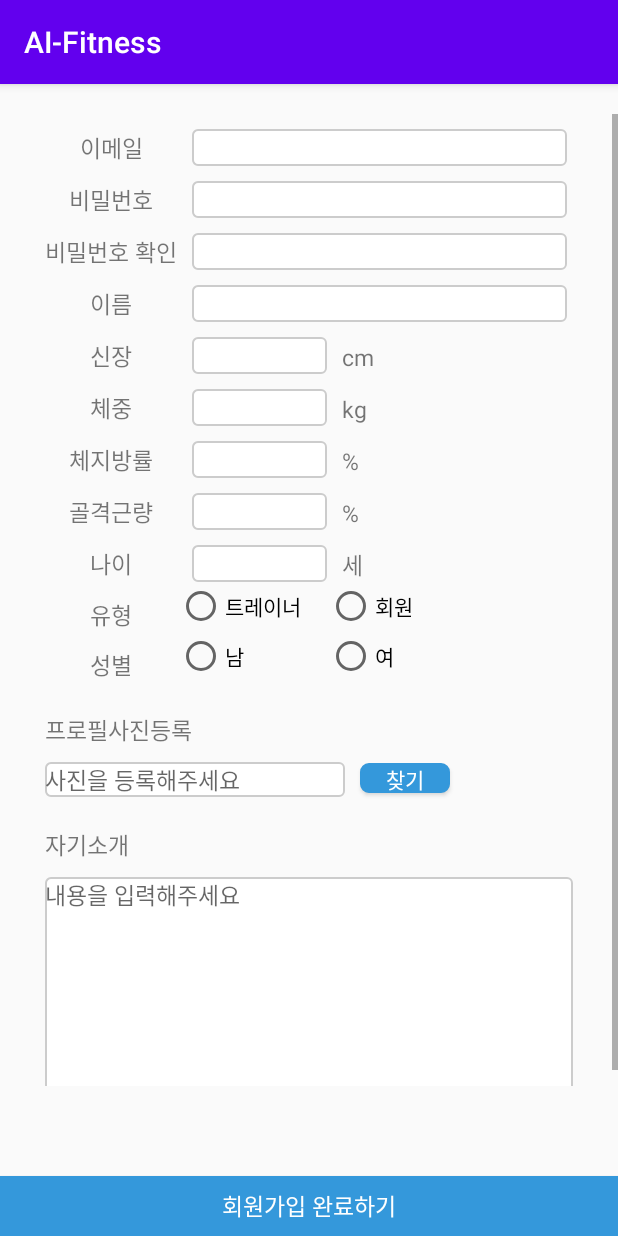
After one commit to Ohrotan/AI-Fitness, an Android app: the SignupActivity screen opened directly, with no data from a screen before it, on a phone screen of 412 x 824 dp. The commit adds this screen. Run offline under Robolectric (Android 15) with nearby library versions, the phone set to English and light mode, and no system bars.

Commit message:
회원가입 액티비티 추가함

```diff
--- a/app/src/main/AndroidManifest.xml
+++ b/app/src/main/AndroidManifest.xml
@@ -9,7 +9,8 @@
         android:roundIcon="@mipmap/ic_launcher_round"
         android:supportsRtl="true"
         android:theme="@style/AppTheme">
-        <activity android:name=".LoginActivity"></activity>
+        <activity android:name=".SignupActivity"></activity>
+        <activity android:name=".LoginActivity" />
         <activity android:name=".DayExrProgramRegActivity" />
         <activity android:name=".ExrProgramRegActivity" />
         <activity android:name=".MainActivity">
--- a/app/src/main/java/kr/ssu/ai_fitness/LoginActivity.java
+++ b/app/src/main/java/kr/ssu/ai_fitness/LoginActivity.java
@@ -41,16 +41,16 @@ public class LoginActivity extends AppCompatActivity {
                 startActivity(intent);  //액티비티 이동
             }
         });
-//
-//        //계정생성 버튼 클릭
-//        btn_signup.setOnClickListener(new View.OnClickListener() {
-//            @Override
-//            public void onClick(View view) {
-//
-//                Intent intent = new Intent(LoginActivity.this, SignupActivity.class);    //계정 생성 화면으로 넘어가도록 설정
-//                startActivity(intent);
-//
-//            }
-//        });
+
+        //계정생성 버튼 클릭
+        btn_signup.setOnClickListener(new View.OnClickListener() {
+            @Override
+            public void onClick(View view) {
+
+                Intent intent = new Intent(LoginActivity.this, SignupActivity.class);    //계정 생성 화면으로 넘어가도록 설정
+                startActivity(intent);
+
+            }
+        });
     }
 }
--- a/app/src/main/java/kr/ssu/ai_fitness/MainActivity.java
+++ b/app/src/main/java/kr/ssu/ai_fitness/MainActivity.java
@@ -109,6 +109,7 @@ public class MainActivity extends AppCompatActivity {
         } else if (v == btn16) {
             intent = new Intent(this, LoginActivity.class);
         } else if (v == btn17) {
+            intent = new Intent(this, SignupActivity.class);
         } else if (v == btn18) {
         } else if (v == btn19) {
         } else if (v == btn20) {
--- /dev/null
+++ b/app/src/main/java/kr/ssu/ai_fitness/SignupActivity.java
@@ -0,0 +1,92 @@
+package kr.ssu.ai_fitness;
+
+import androidx.appcompat.app.AppCompatActivity;
+
+import android.content.Intent;
+import android.os.Bundle;
+import android.view.View;
+import android.widget.Button;
+import android.widget.EditText;
+import android.widget.RadioGroup;
+import android.widget.Toast;
+
+public class SignupActivity extends AppCompatActivity {
+
+    private EditText et_signup_email;           //이메일
+    private EditText et_signup_password;        //비밀번호
+    private EditText et_signup_password_check;  //비밀번호 확인
+    private EditText et_signup_name;            //이름
+    private EditText et_signup_height;          //신장
+    private EditText et_signup_weight;          //체중
+    private EditText et_signup_fat;             //체지방량
+    private EditText et_signup_muscle;          //골격근량
+    private EditText et_signup_age;             //나이
+
+    private RadioGroup rg_signup_trainer_check; //트레이너 여부
+    private RadioGroup rg_signup_gender;        //성별
+
+    private EditText et_signup_photo_path;      //프사 경로
+    private Button btn_signup_photo_path;       //프사 찾기 버튼
+
+    private EditText et_signup_intro;           //자기소개
+
+    private Button btn_signup_complete;         //회원가입 완료 버튼
+
+
+    @Override
+    protected void onCreate(Bundle savedInstanceState) {
+        super.onCreate(savedInstanceState);
+        setContentView(R.layout.activity_signup);
+
+        et_signup_email = (EditText)findViewById(R.id.et_signup_email);
+        et_signup_password = (EditText)findViewById(R.id.et_signup_password);
+        et_signup_password_check = (EditText)findViewById(R.id.et_signup_password_check);
+        et_signup_name = (EditText)findViewById(R.id.et_signup_name);
+        et_signup_height = (EditText)findViewById(R.id.et_signup_height);
+        et_signup_weight = (EditText)findViewById(R.id.et_signup_weight);
+        et_signup_fat = (EditText)findViewById(R.id.et_signup_fat);
+        et_signup_muscle = (EditText)findViewById(R.id.et_signup_muscle);
+        et_signup_age = (EditText)findViewById(R.id.et_signup_age);
+
+        rg_signup_trainer_check = (RadioGroup)findViewById(R.id.rg_signup_trainer_check);
+        rg_signup_gender = (RadioGroup)findViewById(R.id.rg_signup_gender);
+
+        et_signup_photo_path = (EditText)findViewById(R.id.et_signup_photo_path);
+        btn_signup_photo_path = (Button)findViewById(R.id.btn_signup_photo_path);
+
+        et_signup_intro = (EditText)findViewById(R.id.et_signup_intro);
+
+        btn_signup_complete = (Button)findViewById(R.id.btn_signup_complete);
+
+
+        //회원가입 완료 버튼 클릭
+        btn_signup_complete.setOnClickListener(new View.OnClickListener() {
+            @Override
+            public void onClick(View view) {
+                //회원이 입력한 내용을 가져옴
+                String email = et_signup_email.getText().toString();
+//                String passwaord = et_signup_password.getText().toString();
+//                String passwaord_check = et_signup_password_check.getText().toString();
+//                String name = et_signup_name.getText().toString();
+//                double height = Double.parseDouble(et_signup_height.getText().toString());
+//                double weight = Double.parseDouble(et_signup_weight.getText().toString());
+//                double fat = Double.parseDouble(et_signup_fat.getText().toString());
+//                double muscle = Double.parseDouble(et_signup_muscle.getText().toString());
+//                int age = Integer.parseInt(et_signup_age.getText().toString());
+
+                //*****password와 password_check가 같지않으면 다시 입력하도록 해야함
+
+                //*****입력한 내용들을 서버로 넘겨줘야함
+
+                //*****가입 성공하면 계정(회원, 트레이너, 관리자)에 따라서 메인화면 다르게 넘겨줘야함
+                Toast.makeText(getApplicationContext(), "회원 등록에 성공했습니다.", Toast.LENGTH_SHORT).show();  //가입 성공 토스트 메시지
+                Intent intent = new Intent(SignupActivity.this, MainActivity.class);   //트레이너 메인화면으로 넘어가도록 설정
+                intent.putExtra("email",email);     //전달할 데이터 담기
+                startActivity(intent);  //액티비티 이동
+                finish();
+
+                //*****가입 실패하면 토스트 메시지나 기타 등등 처리해줘야함
+            }
+        });
+    }
+}
--- a/app/src/main/res/layout/activity_main.xml
+++ b/app/src/main/res/layout/activity_main.xml
@@ -157,56 +157,56 @@
                     android:layout_width="match_parent"
                     android:layout_height="wrap_content"
                     android:onClick="onClick"
-                    android:text="로그인" />
+                    android:text="로그인+회원가입" />
 
                 <Button
                     android:id="@+id/button17"
                     android:layout_width="match_parent"
                     android:layout_height="wrap_content"
                     android:onClick="onClick"
-                    android:text="Button" />
+                    android:text="회원가입" />
 
                 <Button
                     android:id="@+id/button18"
                     android:layout_width="match_parent"
                     android:layout_height="wrap_content"
                     android:onClick="onClick"
-                    android:text="Button" />
+                    android:text="회원-메인화면" />
 
                 <Button
                     android:id="@+id/button19"
                     android:layout_width="match_parent"
                     android:layout_height="wrap_content"
                     android:onClick="onClick"
-                    android:text="Button" />
+                    android:text="트레-메인화면" />
 
                 <Button
                     android:id="@+id/button20"
                     android:layout_width="match_parent"
                     android:layout_height="wrap_content"
                     android:onClick="onClick"
-                    android:text="Button" />
+                    android:text="회원-운동전 일별" />
 
                 <Button
                     android:id="@+id/button21"
                     android:layout_width="match_parent"
                     android:layout_height="wrap_content"
                     android:onClick="onClick"
-                    android:text="Button" />
+                    android:text="운동후 일별" />
 
                 <Button
                     android:id="@+id/button22"
                     android:layout_width="match_parent"
                     android:layout_height="wrap_content"
                     android:onClick="onClick"
-                    android:text="Button" />
+                    android:text="운동 결과" />
 
                 <Button
                     android:id="@+id/button23"
                     android:layout_width="match_parent"
                     android:layout_height="wrap_content"
                     android:onClick="onClick"
-                    android:text="Button" />
+                    android:text="채팅방목록+채팅방" />
 
                 <TextView
                     android:id="@+id/jr_btn"
--- /dev/null
+++ b/app/src/main/res/layout/activity_signup.xml
@@ -0,0 +1,346 @@
+<?xml version="1.0" encoding="utf-8"?>
+<RelativeLayout xmlns:android="http://schemas.android.com/apk/res/android"
+    xmlns:app="http://schemas.android.com/apk/res-auto"
+    xmlns:tools="http://schemas.android.com/tools"
+    android:layout_width="match_parent"
+    android:layout_height="match_parent"
+    tools:context=".SignupActivity">
+
+    <ScrollView
+        android:layout_width="match_parent"
+        android:layout_height="match_parent"
+        android:layout_above="@id/btn_signup_complete"
+        android:layout_marginTop="20dp">
+
+        <GridLayout
+            android:layout_width="match_parent"
+            android:layout_height="wrap_content"
+            android:columnCount="4">
+
+            <TextView
+                android:layout_columnSpan="1"
+                android:layout_gravity="fill"
+                android:layout_marginLeft="30dp"
+                android:layout_marginTop="10dp"
+                android:gravity="center"
+                android:text="이메일"
+                android:textSize="15sp" />
+
+            <EditText
+                android:id="@+id/et_signup_email"
+                android:layout_width="250dp"
+                android:layout_columnSpan="3"
+                android:layout_marginLeft="10dp"
+                android:layout_marginTop="10dp"
+                android:background="@drawable/edittext_background1"
+                android:inputType="textEmailAddress"
+                android:singleLine="true" />
+
+            <TextView
+                android:layout_columnSpan="1"
+                android:layout_gravity="fill"
+                android:layout_marginLeft="30dp"
+                android:layout_marginTop="10dp"
+                android:gravity="center"
+                android:text="비밀번호"
+                android:textSize="15sp" />
+
+            <EditText
+                android:id="@+id/et_signup_password"
+                android:layout_width="250dp"
+                android:layout_columnSpan="3"
+                android:layout_marginLeft="10dp"
+                android:layout_marginTop="10dp"
+                android:background="@drawable/edittext_background1"
+                android:inputType="textPassword"
+                android:singleLine="true" />
+
+            <TextView
+                android:layout_columnSpan="1"
+                android:layout_gravity="fill"
+                android:layout_marginLeft="30dp"
+                android:layout_marginTop="10dp"
+                android:gravity="center"
+                android:text="비밀번호 확인"
+                android:textSize="15sp" />
+
+            <EditText
+                android:id="@+id/et_signup_password_check"
+                android:layout_width="250dp"
+                android:layout_columnSpan="3"
+                android:layout_marginLeft="10dp"
+                android:layout_marginTop="10dp"
+                android:background="@drawable/edittext_background1"
+                android:inputType="textPassword"
+                android:singleLine="true" />
+
+            <TextView
+                android:layout_columnSpan="1"
+                android:layout_gravity="fill"
+                android:layout_marginLeft="30dp"
+                android:layout_marginTop="10dp"
+                android:gravity="center"
+                android:text="이름"
+                android:textSize="15sp" />
+
+            <EditText
+                android:id="@+id/et_signup_name"
+                android:layout_width="250dp"
+                android:layout_columnSpan="3"
+                android:layout_marginLeft="10dp"
+                android:layout_marginTop="10dp"
+                android:background="@drawable/edittext_background1"
+                android:singleLine="true" />
+
+            <TextView
+                android:layout_columnSpan="1"
+                android:layout_gravity="fill"
+                android:layout_marginLeft="30dp"
+                android:layout_marginTop="10dp"
+                android:gravity="center"
+                android:text="신장"
+                android:textSize="15sp" />
+
+            <EditText
+                android:id="@+id/et_signup_height"
+                android:layout_width="90dp"
+                android:layout_columnSpan="1"
+                android:layout_marginLeft="10dp"
+                android:layout_marginTop="10dp"
+                android:background="@drawable/edittext_background1"
+                android:inputType="numberDecimal"
+                android:singleLine="true" />
+
+            <TextView
+                android:layout_columnSpan="2"
+                android:layout_marginLeft="10dp"
+                android:layout_marginTop="10dp"
+                android:text="cm"
+                android:textSize="15sp" />
+
+            <TextView
+                android:layout_columnSpan="1"
+                android:layout_gravity="fill"
+                android:layout_marginLeft="30dp"
+                android:layout_marginTop="10dp"
+                android:gravity="center"
+                android:text="체중"
+                android:textSize="15sp" />
+
+            <EditText
+                android:id="@+id/et_signup_weight"
+                android:layout_width="90dp"
+                android:layout_columnSpan="1"
+                android:layout_marginLeft="10dp"
+                android:layout_marginTop="10dp"
+                android:background="@drawable/edittext_background1"
+                android:inputType="numberDecimal"
+                android:singleLine="true" />
+
+            <TextView
+                android:layout_columnSpan="2"
+                android:layout_marginLeft="10dp"
+                android:layout_marginTop="10dp"
+                android:text="kg"
+                android:textSize="15sp" />
+
+            <TextView
+                android:layout_columnSpan="1"
+                android:layout_gravity="fill"
+                android:layout_marginLeft="30dp"
+                android:layout_marginTop="10dp"
+                android:gravity="center"
+                android:text="체지방률"
+                android:textSize="15sp" />
+
+            <EditText
+                android:id="@+id/et_signup_fat"
+                android:layout_width="90dp"
+                android:layout_columnSpan="1"
+                android:layout_marginLeft="10dp"
+                android:layout_marginTop="10dp"
+                android:background="@drawable/edittext_background1"
+                android:inputType="numberDecimal"
+                android:singleLine="true" />
+
+            <TextView
+                android:layout_columnSpan="2"
+                android:layout_marginLeft="10dp"
+                android:layout_marginTop="10dp"
+                android:text="%"
+                android:textSize="15sp" />
+
+            <TextView
+                android:layout_columnSpan="1"
+                android:layout_gravity="fill"
+                android:layout_marginLeft="30dp"
+                android:layout_marginTop="10dp"
+                android:gravity="center"
+                android:text="골격근량"
+                android:textSize="15sp" />
+
+            <EditText
+                android:id="@+id/et_signup_muscle"
+                android:layout_width="90dp"
+                android:layout_columnSpan="1"
+                android:layout_marginLeft="10dp"
+                android:layout_marginTop="10dp"
+                android:background="@drawable/edittext_background1"
+                android:inputType="numberDecimal"
+                android:singleLine="true" />
+
+            <TextView
+                android:layout_columnSpan="2"
+                android:layout_marginLeft="10dp"
+                android:layout_marginTop="10dp"
+                android:text="%"
+                android:textSize="15sp" />
+
+            <TextView
+                android:layout_columnSpan="1"
+                android:layout_gravity="fill"
+                android:layout_marginLeft="30dp"
+                android:layout_marginTop="10dp"
+                android:gravity="center"
+                android:text="나이"
+                android:textSize="15sp" />
+
+            <EditText
+                android:id="@+id/et_signup_age"
+                android:layout_width="90dp"
+                android:layout_columnSpan="1"
+                android:layout_marginLeft="10dp"
+                android:layout_marginTop="10dp"
+                android:background="@drawable/edittext_background1"
+                android:inputType="number"
+                android:singleLine="true" />
+
+            <TextView
+                android:layout_columnSpan="2"
+                android:layout_marginLeft="10dp"
+                android:layout_marginTop="10dp"
+                android:text="세"
+                android:textSize="15sp" />
+
+
+            <TextView
+                android:layout_columnSpan="1"
+                android:layout_gravity="fill"
+                android:layout_marginLeft="30dp"
+                android:layout_marginTop="10dp"
+                android:gravity="center"
+                android:text="유형"
+                android:textSize="15sp" />
+
+            <RadioGroup
+                android:id="@+id/rg_signup_trainer_check"
+                android:layout_width="wrap_content"
+                android:layout_height="wrap_content"
+                android:layout_columnSpan="3"
+                android:orientation="horizontal">
+
+                <RadioButton
+                    android:layout_width="100dp"
+                    android:layout_height="wrap_content"
+                    android:text="트레이너" />
+
+                <RadioButton
+                    android:layout_width="100dp"
+                    android:layout_height="wrap_content"
+                    android:text="회원" />
+
+            </RadioGroup>
+
+            <TextView
+                android:layout_columnSpan="1"
+                android:layout_gravity="fill"
+                android:layout_marginLeft="30dp"
+                android:layout_marginTop="10dp"
+                android:gravity="center"
+                android:text="성별"
+                android:textSize="15sp" />
+
+            <RadioGroup
+                android:id="@+id/rg_signup_gender"
+                android:layout_width="wrap_content"
+                android:layout_height="wrap_content"
+                android:layout_columnSpan="3"
+                android:orientation="horizontal">
+
+                <RadioButton
+                    android:layout_width="100dp"
+                    android:layout_height="wrap_content"
+                    android:text="남" />
+
+                <RadioButton
+                    android:layout_width="100dp"
+                    android:layout_height="wrap_content"
+                    android:text="여" />
+
+            </RadioGroup>
+
+            <TextView
+                android:layout_columnSpan="4"
+                android:layout_marginLeft="30dp"
+                android:layout_marginTop="20dp"
+                android:text="프로필사진등록"
+                android:textSize="15sp" />
+
+            <EditText
+                android:id="@+id/et_signup_photo_path"
+                android:layout_width="200dp"
+                android:layout_columnSpan="3"
+                android:layout_marginLeft="30dp"
+                android:layout_marginTop="10dp"
+                android:background="@drawable/edittext_background1"
+                android:hint="사진을 등록해주세요"
+                android:singleLine="true"
+                android:textSize="15sp" />
+
+            <Button
+                android:id="@+id/btn_signup_photo_path"
+                android:layout_width="60dp"
+                android:layout_height="20dp"
+                android:layout_columnSpan="1"
+                android:layout_marginLeft="10dp"
+                android:layout_marginTop="10dp"
+                android:background="@drawable/button_background1"
+                android:text="찾기"
+                android:textColor="#ffffff" />
+
+            <TextView
+                android:layout_columnSpan="4"
+                android:layout_marginLeft="30dp"
+                android:layout_marginTop="20dp"
+                android:text="자기소개"
+                android:textSize="15sp" />
+
+            <EditText
+                android:id="@+id/et_signup_intro"
+                android:layout_width="match_parent"
+                android:layout_height="150dp"
+                android:layout_columnSpan="4"
+                android:layout_marginLeft="30dp"
+                android:layout_marginTop="10dp"
+                android:layout_marginRight="30dp"
+                android:background="@drawable/edittext_background1"
+                android:gravity="top"
+                android:hint="내용을 입력해주세요"
+                android:maxLines="8"
+                android:textSize="15sp" />
+
+        </GridLayout>
+
+    </ScrollView>
+
+    <Button
+        android:id="@+id/btn_signup_complete"
+        android:layout_width="match_parent"
+        android:layout_height="40dp"
+        android:layout_alignParentBottom="true"
+        android:text="회원가입 완료하기"
+        android:textSize="15sp"
+        android:textColor="#ffffff"
+        android:layout_marginTop="60dp"
+        android:background="@color/accent"/>
+</RelativeLayout>
--- a/app/src/main/res/values/colors.xml
+++ b/app/src/main/res/values/colors.xml
@@ -3,4 +3,8 @@
     <color name="colorPrimary">#6200EE</color>
     <color name="colorPrimaryDark">#3700B3</color>
     <color name="colorAccent">#03DAC5</color>
+    <color name="accent">#3498db</color>
+    <color name="lightGray">#BEBEBE</color>
+    <color name="darkGray">#404040</color>
+    <color name="red">#D11010</color>
 </resources>
```
